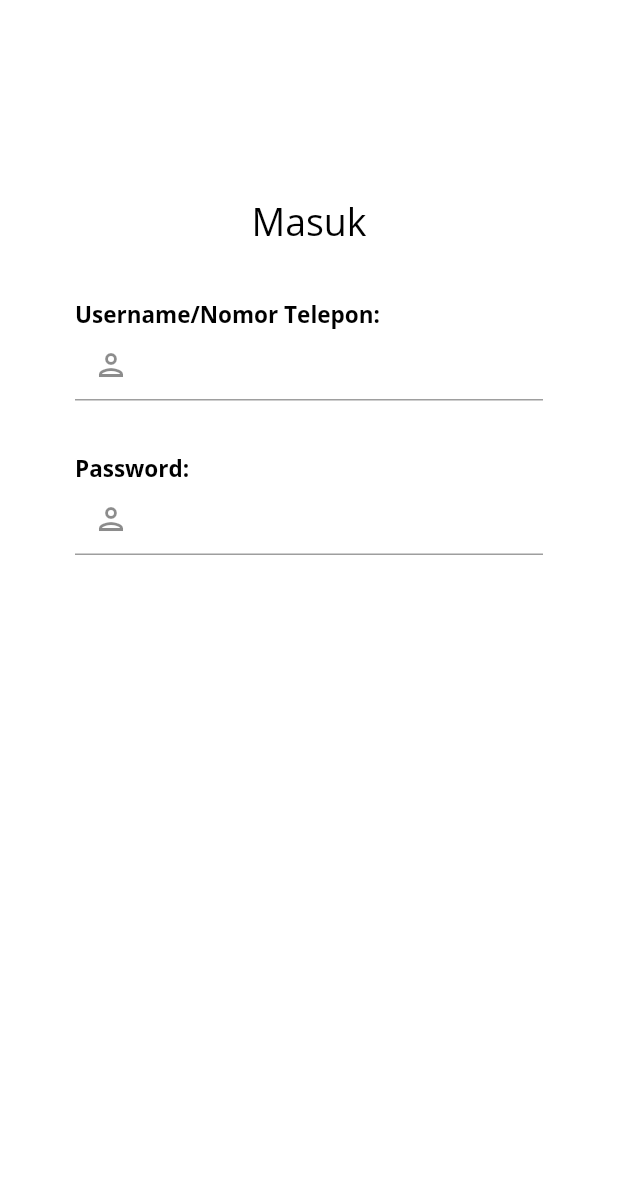
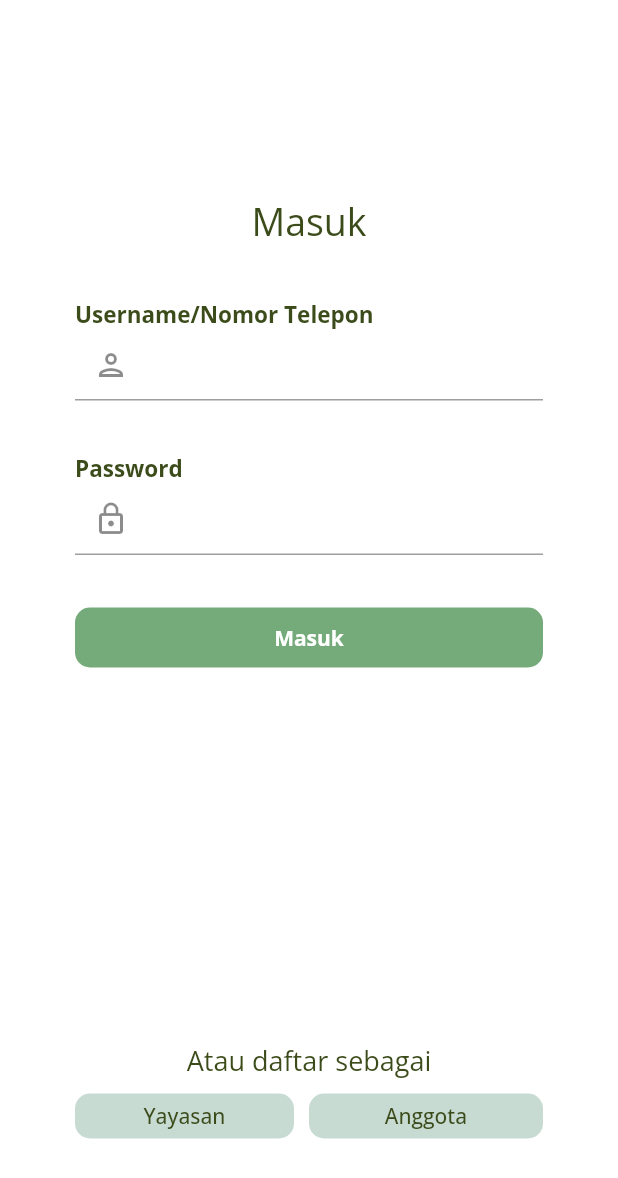
Before and after one commit to zanira-zakathon/zanira, a Flutter app: the screen it shows after launch, on a phone screen of 412 x 824 dp. Shown: the top 1178 px of the screen. Run offline on Flutter 3.47's test engine with Material 2 defaults, Android fonts, the phone set to English and light mode, and no system bars; our stand-ins replace flutter_riverpod, freezed_annotation, get_it, google_fonts, riverpod, shared_preferences.

Commit message:
Login UI selesai and on presses

```diff
--- a/zanira/lib/main.dart
+++ b/zanira/lib/main.dart
@@ -1,10 +1,11 @@
 import 'package:flutter/material.dart';
+import 'package:flutter_riverpod/flutter_riverpod.dart';
 import 'package:google_fonts/google_fonts.dart';
 
 import 'package:zanira/screen/splashscreen.dart';
 
 void main() {
-  runApp(const MyApp());
+  runApp(const ProviderScope(child: MyApp()));
 }
 
 class MyApp extends StatelessWidget {
--- a/zanira/lib/screen/login_screen.dart
+++ b/zanira/lib/screen/login_screen.dart
@@ -1,9 +1,14 @@
 import 'package:flutter/gestures.dart';
 import 'package:flutter/material.dart';
 import 'package:flutter_riverpod/flutter_riverpod.dart';
+import 'package:zanira/screen/home_screen.dart';
 
 import 'package:zanira/screen/signup_screen.dart';
 import 'package:zanira/main.dart';
+import 'package:zanira/style/color.dart';
+import 'package:zanira/style/button.dart';
+import 'package:zanira/screen/home_screen.dart';
+import 'package:zanira/screen/signup_screen.dart';
 
 class LoginScreen extends ConsumerWidget {
   final _formfield = GlobalKey<FormState>();
@@ -20,6 +25,7 @@ class LoginScreen extends ConsumerWidget {
     // final passToggle = ref.watch(passToggleProvider.notifier).state;
     return Scaffold(
         backgroundColor: Colors.white,
+        resizeToAvoidBottomInset: false,
         body: Container(
           padding: EdgeInsets.all(50),
 
@@ -35,7 +41,7 @@ class LoginScreen extends ConsumerWidget {
                         padding: EdgeInsets.only(top: 80),
                         child: Text(
                           'Masuk',
-                          style: TextStyle(color: Colors.black, fontSize: 25),
+                          style: TextStyle(color: blackprimary, fontSize: 25),
                         ))),
               ),
 
@@ -44,9 +50,9 @@ class LoginScreen extends ConsumerWidget {
                   child: Padding(
                 padding: EdgeInsets.only(top: 35),
                 child: Text(
-                  'Username/Nomor Telepon: ',
+                  'Username/Nomor Telepon ',
                   style: TextStyle(
-                      color: Colors.black,
+                      color: blackprimary,
                       fontSize: 15,
                       fontWeight: FontWeight.bold),
                 ),
@@ -58,7 +64,8 @@ class LoginScreen extends ConsumerWidget {
                   controller: emailController,
                   keyboardType: TextInputType.name,
                   decoration: InputDecoration(
-                      prefixIcon: const Icon(Icons.person_outlined)),
+                    prefixIcon: const Icon(Icons.person_outlined),
+                  ),
                 ),
               ),
 
@@ -67,9 +74,9 @@ class LoginScreen extends ConsumerWidget {
                   child: Padding(
                 padding: EdgeInsets.only(top: 35),
                 child: Text(
-                  'Password: ',
+                  'Password ',
                   style: TextStyle(
-                      color: Colors.black,
+                      color: blackprimary,
                       fontSize: 15,
                       fontWeight: FontWeight.bold),
                 ),
@@ -80,8 +87,85 @@ class LoginScreen extends ConsumerWidget {
                 child: TextField(
                   controller: emailController,
                   keyboardType: TextInputType.name,
+                  obscureText: true,
                   decoration: InputDecoration(
-                      prefixIcon: const Icon(Icons.person_outlined)),
+                      prefixIcon: const Icon(Icons.lock_outline)),
+                ),
+              ),
+
+              // Button login
+              Container(
+                  child: Padding(
+                padding: EdgeInsets.only(top: 35),
+                child: SizedBox(
+                  height: 40,
+                  child: ElevatedButton(
+                      style: darkButton,
+                      onPressed: () {
+                        Navigator.of(context).push(MaterialPageRoute(
+                            builder: (context) => HomeScreen()));
+                      },
+                      child: Text(
+                        "Masuk",
+                        style: TextStyle(fontWeight: FontWeight.bold),
+                      )),
+                ),
+              )),
+
+              // Textview daftar sebagai
+              Container(
+                  child: Padding(
+                padding: EdgeInsets.only(top: 250),
+                child: Align(
+                  alignment: Alignment.center,
+                  child: Text(
+                    'Atau daftar sebagai',
+                    textAlign: TextAlign.center,
+                    style: TextStyle(
+                      color: blackprimary,
+                      fontSize: 18,
+                    ),
+                  ),
+                ),
+              )),
+
+              //button sign up
+              Container(
+                child: Row(
+                  mainAxisAlignment: MainAxisAlignment.center,
+                  crossAxisAlignment: CrossAxisAlignment.center,
+                  children: <Widget>[
+                    //Button Sign Yayasan
+                    Expanded(
+                      child: Padding(
+                        padding: EdgeInsets.only(right: 10),
+                        child: ElevatedButton(
+                            style: lightButton_small,
+                            onPressed: () {
+                              Navigator.of(context).push(MaterialPageRoute(
+                                  builder: (context) => SignUpScreen()));
+                            },
+                            child: Text(
+                              "Yayasan",
+                              style: TextStyle(color: blackprimary),
+                            )),
+                      ),
+                    ),
+
+                    //Button Sign Anggota
+                    Expanded(
+                      child: ElevatedButton(
+                          style: lightButton_small,
+                          onPressed: () {
+                            Navigator.of(context).push(MaterialPageRoute(
+                                builder: (context) => SignUpScreen()));
+                          },
+                          child: Text(
+                            "Anggota",
+                            style: TextStyle(color: blackprimary),
+                          )),
+                    )
+                  ],
                 ),
               )
             ],
--- a/zanira/lib/style/button.dart
+++ b/zanira/lib/style/button.dart
@@ -2,7 +2,7 @@ import 'package:flutter/material.dart';
 import 'package:zanira/style/color.dart';
 
 final ButtonStyle lightButton = ElevatedButton.styleFrom(
-  minimumSize: const Size(210, 30),
+  minimumSize: const Size.fromHeight(30),
   backgroundColor: lightbackground,
   elevation: 0,
   shape: const RoundedRectangleBorder(
@@ -24,7 +24,7 @@ final ButtonStyle lightButton_small = ElevatedButton.styleFrom(
 );
 
 final ButtonStyle darkButton = ElevatedButton.styleFrom(
-  minimumSize: const Size(235, 35),
+  minimumSize: const Size.fromHeight(30),
   backgroundColor: darkbackground,
   elevation: 0,
   shape: const RoundedRectangleBorder(
@@ -35,7 +35,7 @@ final ButtonStyle darkButton = ElevatedButton.styleFrom(
 );
 
 final ButtonStyle darkButton_home = ElevatedButton.styleFrom(
-  minimumSize: const Size(325, 45),
+  minimumSize: const Size.fromHeight(30),
   backgroundColor: darkbackground,
   elevation: 0,
   shape: const RoundedRectangleBorder(
```
Also changed, not shown: zanira/lib/screen/home_screen.dart (added, +14 -0 lines), zanira/lib/screen/pengumpulan/pengumpulan_screen.dart (+23 -23 lines), zanira/lib/screen/pengumpulan/pengumpulan_viewModel.dart (+9 -9 lines), zanira/lib/screen/signup_screen.dart (+18 -15 lines), 1 other file.
